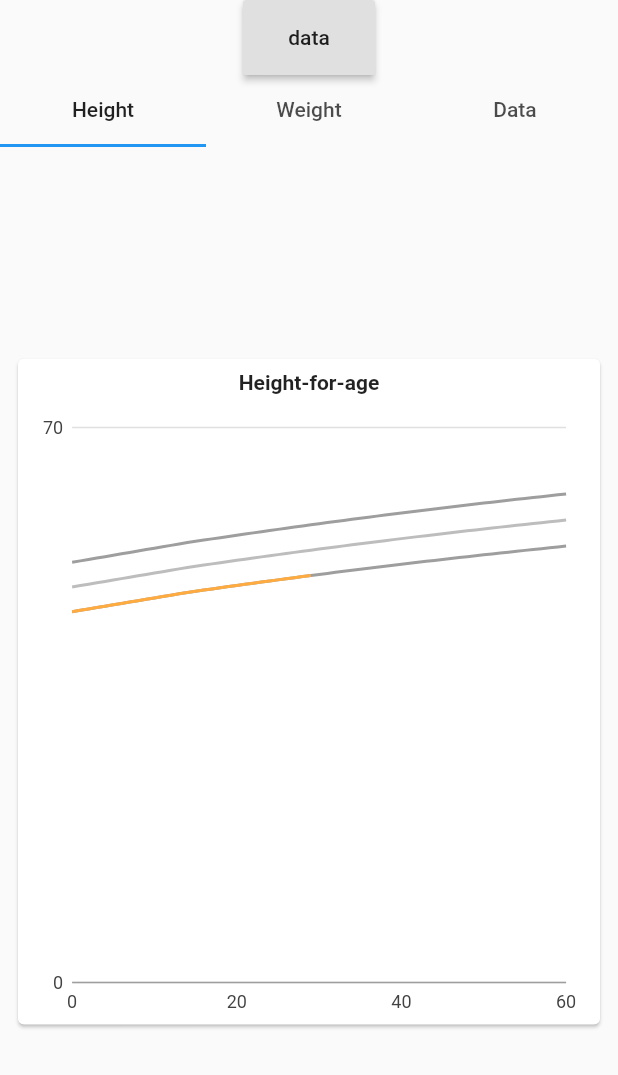
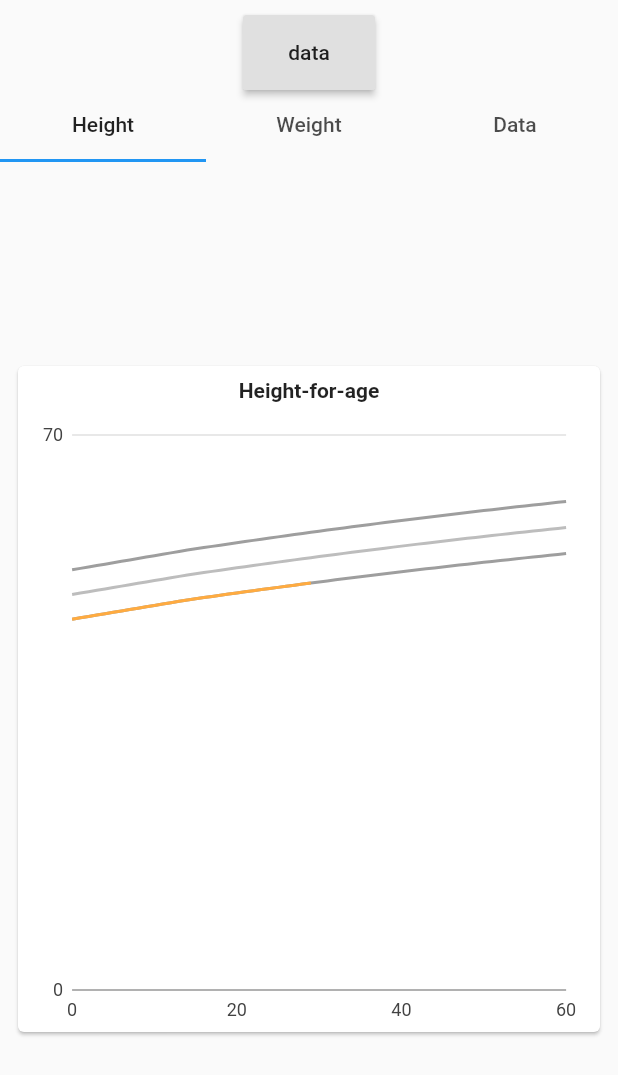
Before and after one commit to kimjaehu/turalura, a Flutter app: the ProgressView widget shown alone on an empty page, opened directly, on a phone screen of 412 x 824 dp. Shown: the top 1075 px of the screen. Run offline on Flutter 3.47's test engine with Material 2 defaults, Android fonts, the phone set to English and light mode, and no system bars; our stand-ins replace auto_size_text, charts_flutter, cloud_firestore, firebase_auth, google_sign_in, intro_slider; accounts and stored records are empty.

Commit message:
added stream to progress view

```diff
--- a/lib/views/progress_view.dart
+++ b/lib/views/progress_view.dart
@@ -1,17 +1,24 @@
+import 'package:cloud_firestore/cloud_firestore.dart';
 import 'package:flutter/cupertino.dart';
 import 'package:flutter/material.dart';
 import 'package:turalura/views/new_measurement/measurement_view.dart';
 import 'package:turalura/models/Measurement.dart';
 import 'package:turalura/widgets/growth_graph.dart';
+import 'package:turalura/widgets/provider_widget.dart';
 
 class ProgressView extends StatelessWidget {
   @override
   Widget build(BuildContext context) {
     final newMeasurement = new Measurement(null, null, null, null, null);
+    return StreamBuilder<Object>(
+      stream: null,
+      builder: (context, snapshot) {
         return Container(
           child: Column(
             children: <Widget>[
-          Container(
+              Padding(
+                padding: EdgeInsets.only(top: 10.0),
+                child: Container(
                   height: 50.0,
                   child: RaisedButton(
                     child: Text("data"),
@@ -24,6 +31,7 @@ class ProgressView extends StatelessWidget {
                                 )),
                       );
                     },
+                  ),
                 ),
               ),
               Expanded(
@@ -70,4 +78,17 @@ class ProgressView extends StatelessWidget {
           ),
         );
       }
+    );
   }
+    Stream<QuerySnapshot> getUserBabySummaryStreamSnapshots(
+      BuildContext context, userSnapshot) async* {
+    final uid = await Provider.of(context).auth.getCurrentUID();
+    String currentBaby = userSnapshot.data['currentBaby'];
+    print(currentBaby);
+    yield* Firestore.instance
+        .collection('summaries')
+        .document(uid)
+        .collection(currentBaby.toLowerCase())
+        .snapshots();
+  }
+}
```
Lines whose indentation alone changed are shown as unchanged.
